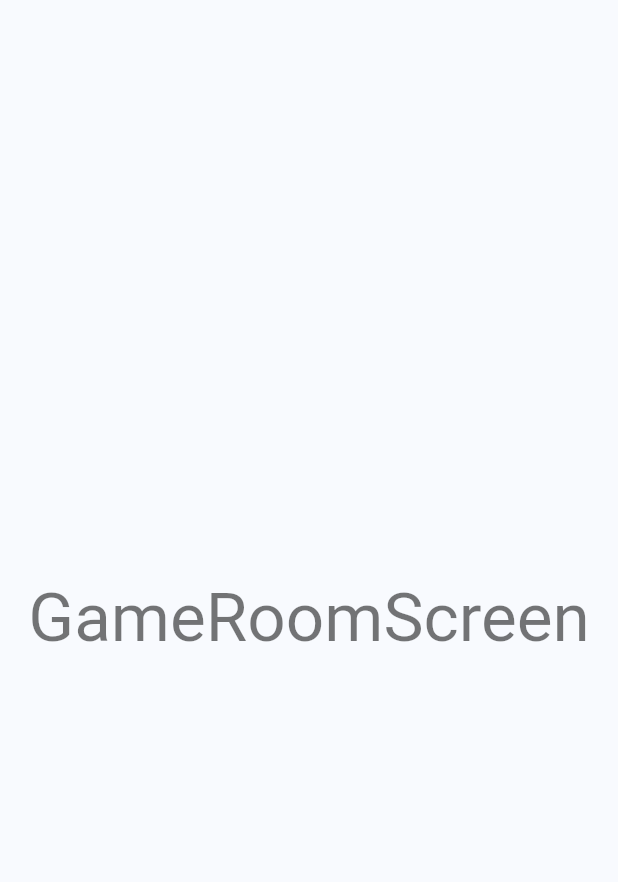
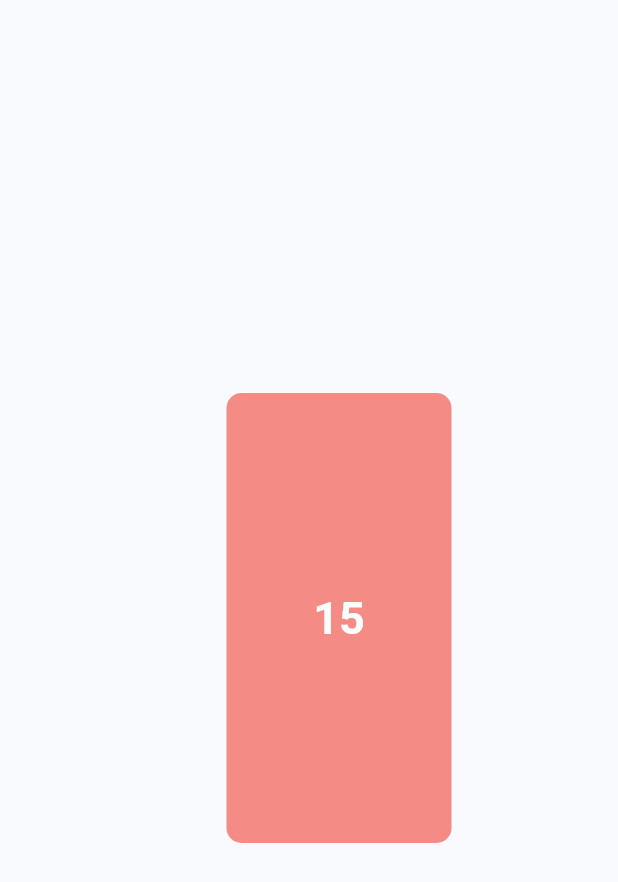
Before and after one commit to rithik-dev/level-up-sports, a Flutter app: the screen it shows after launch, after a tap on "Default Game Room", on a phone screen of 412 x 824 dp. Shown: the top 882 px of the screen. Run offline on Flutter 3.47's test engine with Material 2 defaults, Android fonts, the phone set to English and light mode, and no system bars; our stand-ins replace double_back_to_close_app, shared_preferences; generated files the repository leaves out were written again.

Commit message:
feat: added game room screen logic & winner declaration

```diff
--- a/lib/l10n/app_en.arb
+++ b/lib/l10n/app_en.arb
@@ -12,6 +12,15 @@
       }
     }
   },
+  "winnerIs": "Winner is {winner}",
+  "@winnerIs": {
+    "description": "Winner declaration",
+    "placeholders": {
+      "winner": {
+        "type": "String"
+      }
+    }
+  },
   "tapBackButtonAgainToExit": "Tap the back button again to exit the app!",
   "gameRooms": "Game Rooms",
   "credits": "Credits",
--- a/lib/screens/game_room_screen.dart
+++ b/lib/screens/game_room_screen.dart
@@ -1,6 +1,8 @@
 import 'package:flutter/material.dart';
+import 'package:level_up_sports/l10n/l10n.dart';
+import 'package:level_up_sports/utils/helpers.dart';
 
-class GameRoomScreen extends StatelessWidget {
+class GameRoomScreen extends StatefulWidget {
   static const id = 'GameRoomScreen';
 
   const GameRoomScreen({
@@ -8,13 +10,94 @@ class GameRoomScreen extends StatelessWidget {
   }) : super(key: key);
 
   @override
+  State<GameRoomScreen> createState() => _GameRoomScreenState();
+}
+
+class _GameRoomScreenState extends State<GameRoomScreen>
+    with SingleTickerProviderStateMixin {
+
+  int? winner;
+  int? removed;
+
+  final chairs = List.generate(100, (idx) => idx + 1);
+
+  Stream<int> _getRemovedPlayers() async* {
+    int chairIdx = 0;
+    int difference = 1;
+    while (chairs.length > 1) {
+      final removed = chairs.removeAt(chairIdx);
+      yield removed;
+      if (chairs.length == 1) {
+        _controller.reset();
+        setState(() => winner = chairs[0]);
+        showSnackBar(context, text: L10n.dictionary.winnerIs('$winner'));
+      } else {
+        _controller.forward(from: 0);
+      }
+      chairIdx += difference;
+      difference++;
+      chairIdx %= chairs.length;
+      await Future.delayed(_duration);
+    }
+  }
+
+  static const _duration = Duration(milliseconds: 250);
+
+  late final AnimationController _controller;
+  late final Animation<double> _slideAnimation;
+  late final Animation<double> _opacityAnimation;
+
+  @override
+  void initState() {
+    _controller = AnimationController(vsync: this, duration: _duration);
+
+    _slideAnimation = Tween<double>(begin: 0, end: 100).animate(_controller);
+    _opacityAnimation = Tween<double>(begin: 1, end: 0).animate(_controller);
+
+    super.initState();
+  }
+
+  @override
   Widget build(BuildContext context) {
     return SafeArea(
       child: Scaffold(
         body: Center(
-          child: Text(
-            'GameRoomScreen',
-            style: Theme.of(context).textTheme.headline3,
+          child: winner == null
+              ? StreamBuilder<int>(
+                  stream: _getRemovedPlayers(),
+                  builder: (context, snapshot) {
+                    return AnimatedBuilder(
+                      animation: _controller,
+                      builder: (context, _) => Opacity(
+                        opacity: _opacityAnimation.value,
+                        child: _buildCard('${snapshot.data}'),
+                      ),
+                    );
+                  },
+                )
+              : _buildCard('$winner', isWinner: true),
+        ),
+      ),
+    );
+  }
+
+  Widget _buildCard(String numberText, {bool isWinner = false}) {
+    return Padding(
+      padding: EdgeInsets.only(left: _slideAnimation.value),
+      child: Container(
+        alignment: Alignment.center,
+        width: 150 * (isWinner ? 1.5 : 1),
+        height: 300 * (isWinner ? 1.5 : 1),
+        decoration: BoxDecoration(
+          color: isWinner ? Colors.black : Colors.red,
+          borderRadius: BorderRadius.circular(10),
+        ),
+        child: Text(
+          numberText,
+          style: TextStyle(
+            fontSize: 30,
+            fontWeight: FontWeight.bold,
+            color: isWinner ? Colors.amberAccent : Colors.white,
           ),
         ),
       ),
```
